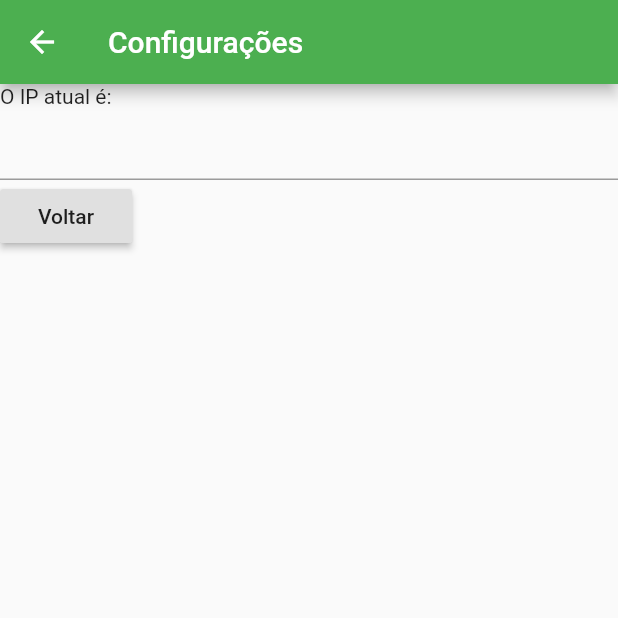
After one commit to renatojabreu/sistema_pecas_2, a Flutter app: the Config screen opened directly, on a phone screen of 412 x 824 dp, the top half of it. The commit adds this screen. Run offline on Flutter 3.47's test engine with Material 2 defaults, Android fonts, the phone set to English and light mode, and no system bars; our stand-ins replace mask_text_input_formatter, toast.

Commit message:
Certo com configurações

```diff
--- /dev/null
+++ b/lib/config.dart
@@ -0,0 +1,30 @@
+import 'package:flutter/material.dart';
+import 'package:sistema_pecas_2/main.dart';
+
+class Config extends StatelessWidget {
+  @override
+  Widget build(BuildContext context) {
+    return Scaffold(
+        appBar:
+            AppBar(title: Text("Configurações"), backgroundColor: Colors.green),
+        body: Column(
+          children: <Widget>[
+            Row(
+              children: <Widget>[Text("O IP atual é:")],
+            ),
+            TextField(),
+            Row(
+              children: <Widget>[
+                RaisedButton(
+                  onPressed: () {
+                    Navigator.pop(context);
+                  },
+                  child: Text('Voltar'),
+                ),
+              ],
+              //alignment: Alignment.bottomRight,
+            ),
+          ],
+        ));
+  }
+}
```
Also changed, not shown: lib/main.dart (+69 -2 lines).
